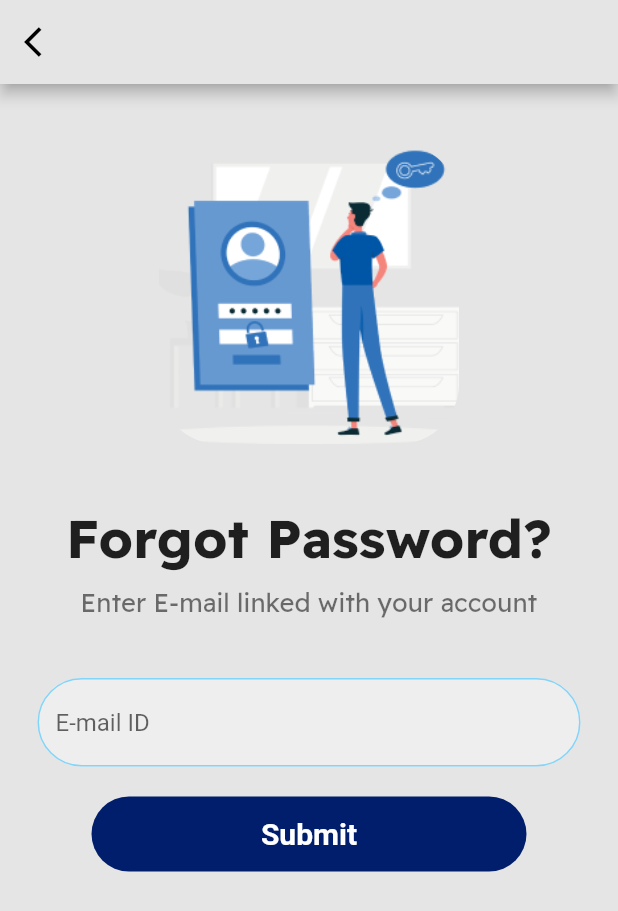
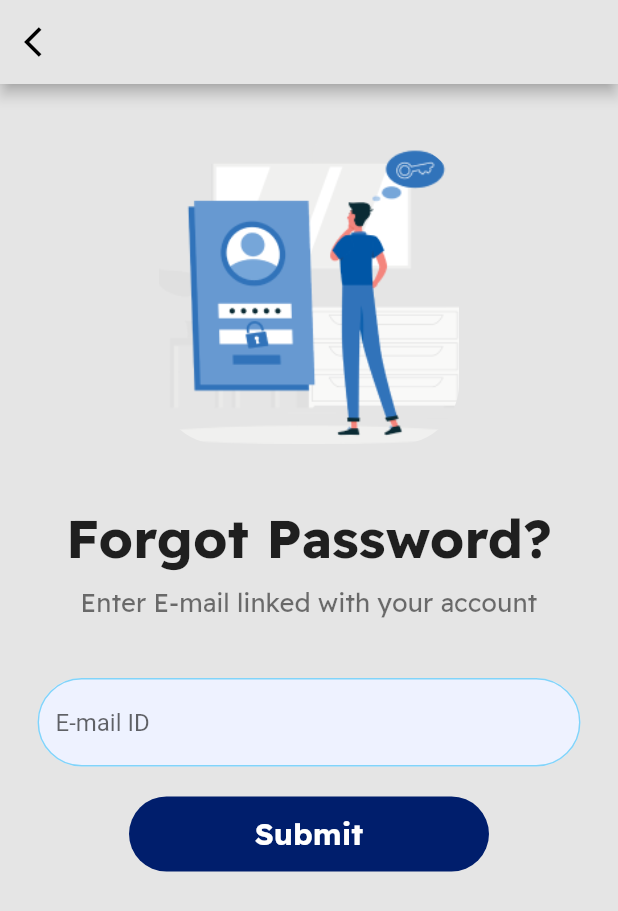
Before and after one commit to priyansh1211/4NerdyGuys, a Flutter app: the ForgotPassword screen opened by its route, on a phone screen of 412 x 824 dp. Shown: the top 911 px of the screen. Run offline on Flutter 3.47's test engine with Material 2 defaults, Android fonts, the light colour scheme and no system bars.

Commit message:
forgotpassword updated

```diff
--- a/lib/pages/ForgotPassword.dart
+++ b/lib/pages/ForgotPassword.dart
@@ -81,7 +81,7 @@ class _ForgotPasswordState extends State<ForgotPassword> {
                     ),
                     hintText: 'E-mail ID',
                     filled: true,
-                    fillColor: Colors.grey.shade200,
+                    fillColor: Color(0xffEEF2FF),
                   ),
                 ),
               ),
@@ -97,16 +97,17 @@ class _ForgotPasswordState extends State<ForgotPassword> {
                   },
                   child: Container(
                     height: 50,
-                    margin: EdgeInsets.symmetric(horizontal: 45),
+                    margin: EdgeInsets.symmetric(horizontal: 70),
                     decoration: BoxDecoration(
                       color: Color(0xff001E6C),
-                      borderRadius: BorderRadius.circular(40.0),
+                      borderRadius: BorderRadius.circular(45),
                     ),
                     child: Center(
                       child: Text("Submit", style: TextStyle(
                           color: Colors.white,
                           fontWeight: FontWeight.bold,
-                          fontSize:20
+                          fontSize:20,
+                        fontFamily: 'ReadexPro',
                       ),
                       ),
                     ),
```
